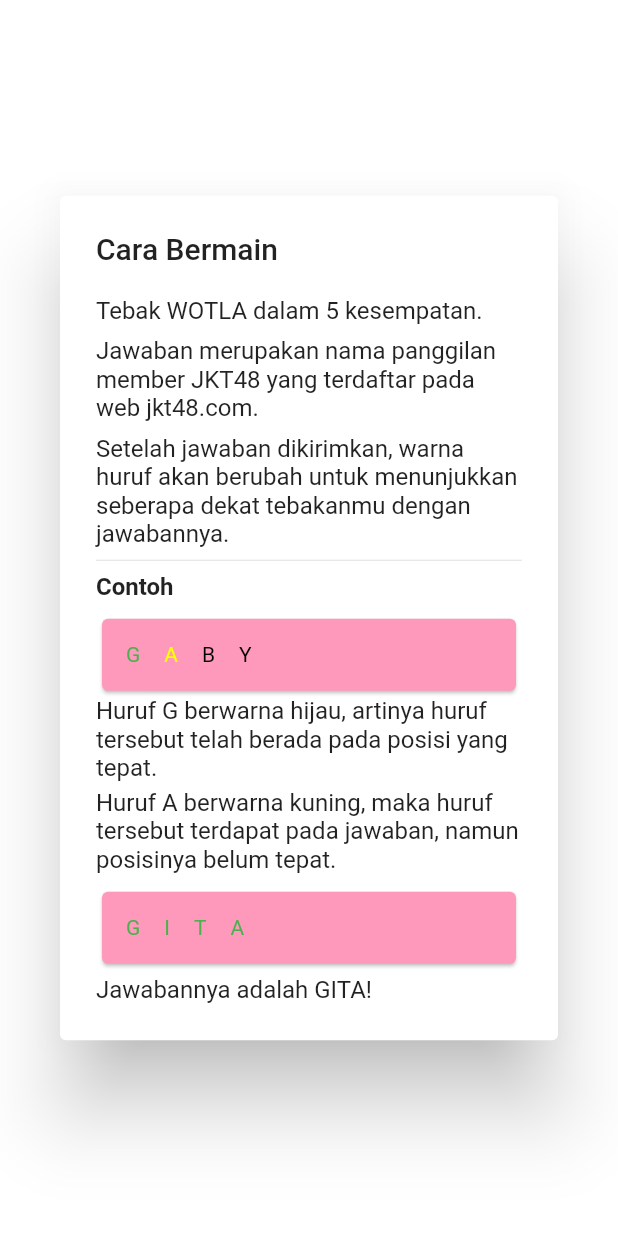
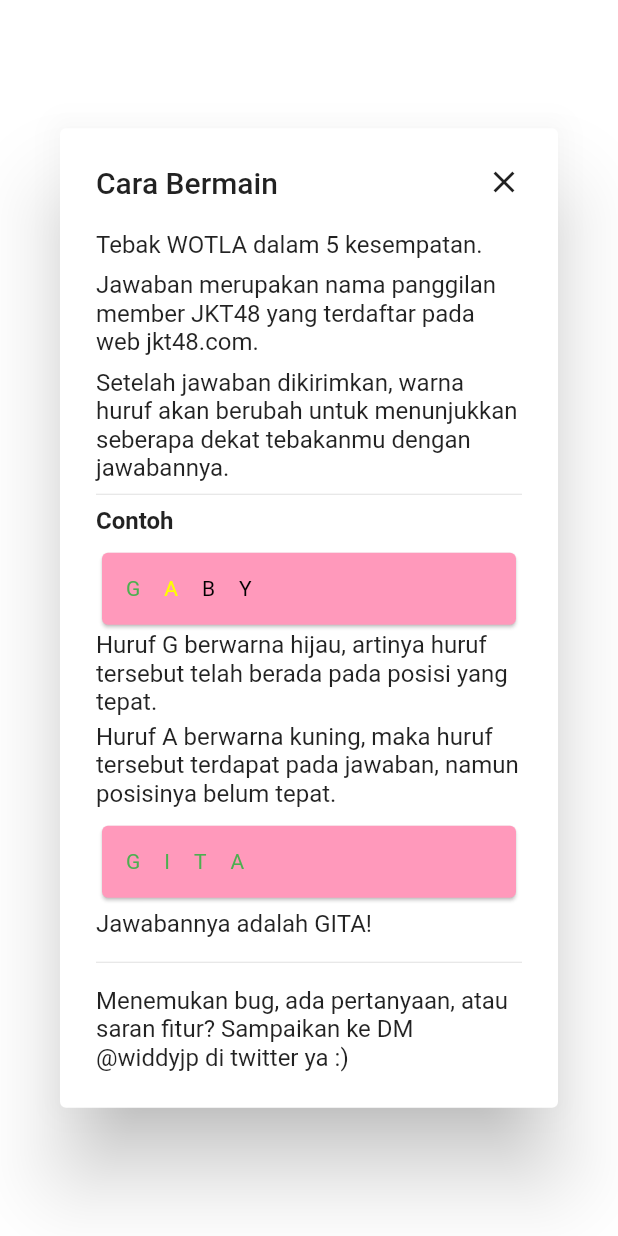
Before and after one commit to LittleFireflies/wotla, a Flutter app: the HowToDialog widget shown alone on an empty page, opened directly, on a phone screen of 412 x 824 dp. Run offline on Flutter 3.47's test engine with Material 2 defaults, Android fonts, the phone set to English and light mode, and no system bars; our stand-ins replace equatable, flutter_bloc, flutter_countdown_timer, share_plus, shared_preferences; accounts and stored records are empty; network calls fail.

Commit message:
Add Developer Info (#16)
* add dev info

* add trailing comma

```diff
--- a/lib/features/how_to/view/how_to_dialog.dart
+++ b/lib/features/how_to/view/how_to_dialog.dart
@@ -8,8 +8,20 @@ class HowToDialog extends StatelessWidget {
   @override
   Widget build(BuildContext context) {
     return AlertDialog(
-      title: const Text('Cara Bermain'),
-      content: Column(
+      title: Row(
+        mainAxisAlignment: MainAxisAlignment.spaceBetween,
+        children: [
+          const Text('Cara Bermain'),
+          IconButton(
+            padding: EdgeInsets.zero,
+            constraints: const BoxConstraints(),
+            onPressed: () => Navigator.pop(context),
+            icon: const Icon(Icons.close),
+          ),
+        ],
+      ),
+      content: SingleChildScrollView(
+        child: Column(
           mainAxisSize: MainAxisSize.min,
           crossAxisAlignment: CrossAxisAlignment.start,
           children: const [
@@ -42,7 +54,14 @@ class HowToDialog extends StatelessWidget {
             AnswerCard(answer: 'GITA', answerIdentifier: 'GITA'),
             SizedBox(height: 4),
             Text('Jawabannya adalah GITA!'),
+            SizedBox(height: 8),
+            Divider(),
+            SizedBox(height: 8),
+            Text(
+              'Menemukan bug, ada pertanyaan, atau saran fitur? Sampaikan ke DM @widdyjp di twitter ya :)',
+            )
           ],
+        ),
       ),
     );
   }
```
Lines whose indentation alone changed are shown as unchanged.
